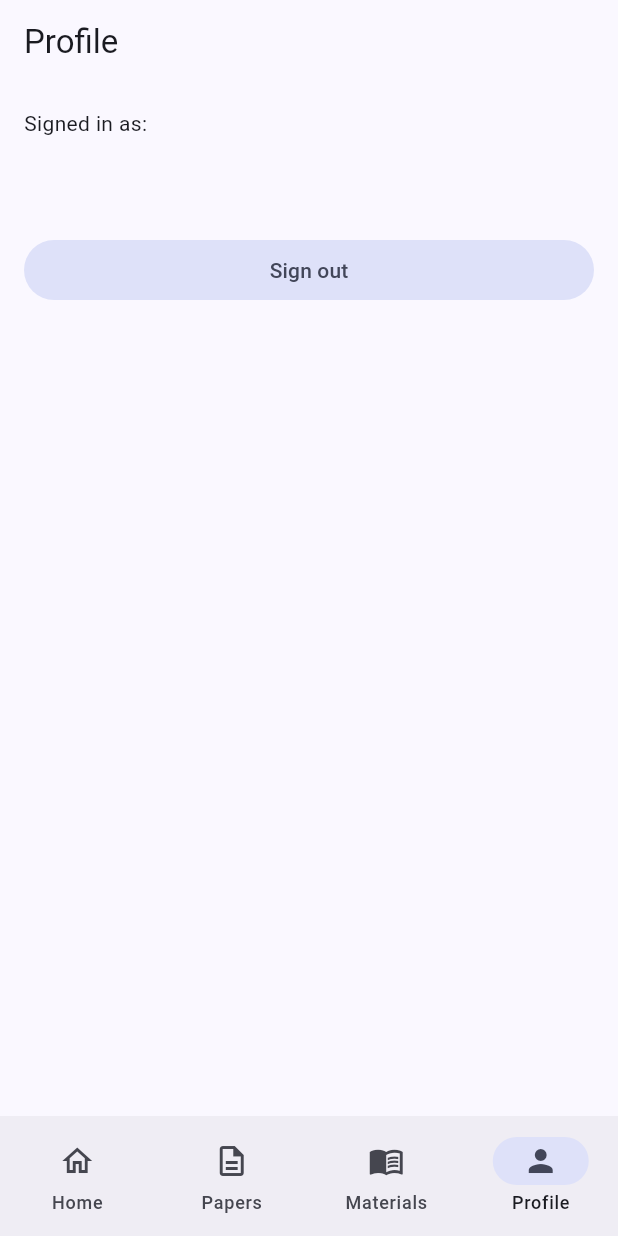
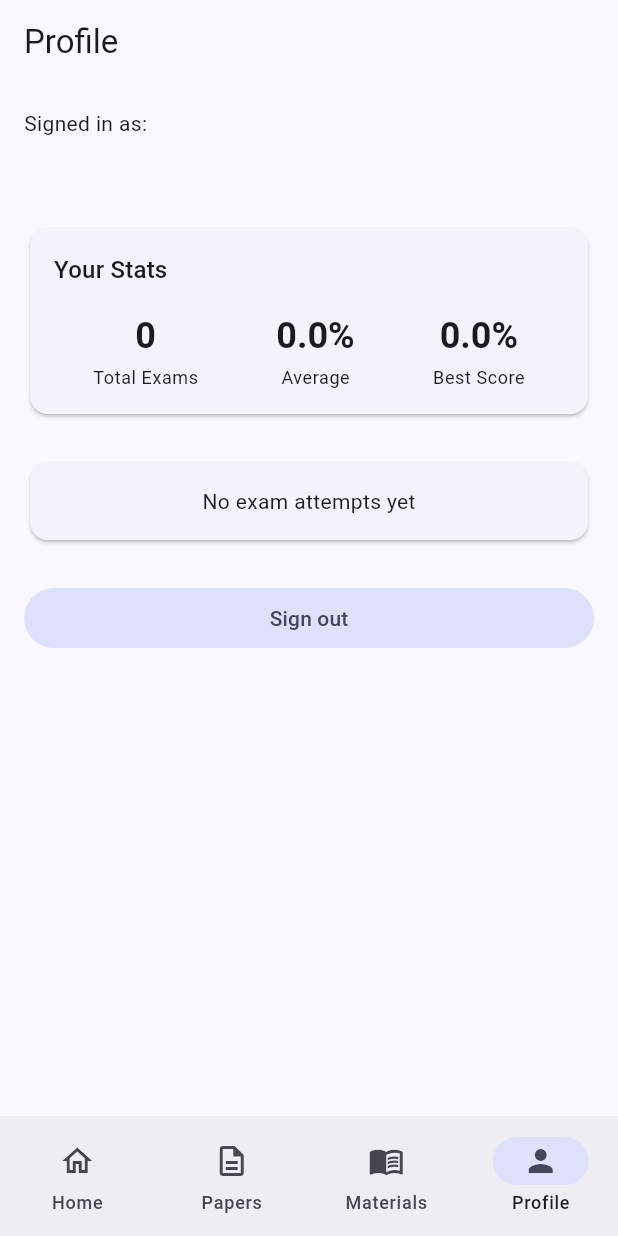
Before and after one commit to MohammedaminSa/testo-app, a Flutter app: the screen it shows once a user with an empty profile is signed in, item 4 of the bottom bar chosen, on a phone screen of 412 x 824 dp. Run offline on Flutter 3.47's test engine with Material 3 defaults, Android fonts, the phone set to English and light mode, and no system bars; our stand-ins replace flutter_riverpod, go_router, supabase_flutter; accounts and stored records are empty.

Commit message:
Update ProfileScreen with stats and attempt history

```diff
--- a/gcse_ace/lib/screens/profile_screen.dart
+++ b/gcse_ace/lib/screens/profile_screen.dart
@@ -1,7 +1,10 @@
 import 'package:flutter/material.dart';
 import 'package:flutter_riverpod/flutter_riverpod.dart';
+import 'package:intl/intl.dart';
 
+import '../models/attempt.dart';
 import '../providers/auth_provider.dart';
+import '../providers/data_provider.dart';
 import '../services/auth_service.dart';
 
 class ProfileScreen extends ConsumerWidget {
@@ -10,6 +13,15 @@ class ProfileScreen extends ConsumerWidget {
   @override
   Widget build(BuildContext context, WidgetRef ref) {
     final user = ref.watch(authStateProvider).value;
+
+    if (user == null) {
+      return const Scaffold(
+        body: Center(child: Text('Not signed in')),
+      );
+    }
+
+    final attemptsAsync = ref.watch(attemptsProvider(user.id));
+
     return Scaffold(
       appBar: AppBar(title: const Text('Profile')),
       body: ListView(
@@ -18,10 +30,22 @@ class ProfileScreen extends ConsumerWidget {
           Text('Signed in as:', style: Theme.of(context).textTheme.bodyMedium),
           const SizedBox(height: 4),
           Text(
-            user?.email ?? 'Unknown',
+            user.email ?? 'Unknown',
             style: Theme.of(context).textTheme.titleLarge,
           ),
-          const SizedBox(height: 32),
+          const SizedBox(height: 24),
+          attemptsAsync.when(
+            loading: () => const Center(child: CircularProgressIndicator()),
+            error: (e, _) => Text('Error: $e'),
+            data: (attempts) => _StatsSection(attempts: attempts),
+          ),
+          const SizedBox(height: 24),
+          attemptsAsync.when(
+            loading: () => const SizedBox.shrink(),
+            error: (e, _) => const SizedBox.shrink(),
+            data: (attempts) => _AttemptHistory(attempts: attempts),
+          ),
+          const SizedBox(height: 24),
           FilledButton.tonal(
             onPressed: () async {
               await AuthService.instance.signOut();
@@ -33,3 +57,191 @@ class ProfileScreen extends ConsumerWidget {
     );
   }
 }
+
+class _StatsSection extends StatelessWidget {
+  final List<Attempt> attempts;
+
+  const _StatsSection({required this.attempts});
+
+  @override
+  Widget build(BuildContext context) {
+    final completedAttempts = attempts.where((a) => a.isCompleted).toList();
+    final totalAttempts = completedAttempts.length;
+
+    double averageScore = 0;
+    if (totalAttempts > 0) {
+      final totalPercentage = completedAttempts.fold<double>(
+        0,
+        (sum, a) => sum + a.percentage,
+      );
+      averageScore = totalPercentage / totalAttempts;
+    }
+
+    final bestScore = totalAttempts > 0
+        ? completedAttempts.map((a) => a.percentage).reduce((a, b) => a > b ? a : b)
+        : 0.0;
+
+    return Card(
+      child: Padding(
+        padding: const EdgeInsets.all(16),
+        child: Column(
+          crossAxisAlignment: CrossAxisAlignment.start,
+          children: [
+            Text(
+              'Your Stats',
+              style: Theme.of(context).textTheme.titleMedium,
+            ),
+            const SizedBox(height: 16),
+            Row(
+              mainAxisAlignment: MainAxisAlignment.spaceAround,
+              children: [
+                _StatItem(
+                  label: 'Total Exams',
+                  value: totalAttempts.toString(),
+                ),
+                _StatItem(
+                  label: 'Average',
+                  value: '${averageScore.toStringAsFixed(1)}%',
+                ),
+                _StatItem(
+                  label: 'Best Score',
+                  value: '${bestScore.toStringAsFixed(1)}%',
+                ),
+              ],
+            ),
+          ],
+        ),
+      ),
+    );
+  }
+}
+
+class _StatItem extends StatelessWidget {
+  final String label;
+  final String value;
+
+  const _StatItem({required this.label, required this.value});
+
+  @override
+  Widget build(BuildContext context) {
+    return Column(
+      children: [
+        Text(
+          value,
+          style: Theme.of(context).textTheme.headlineSmall?.copyWith(
+            fontWeight: FontWeight.bold,
+          ),
+        ),
+        const SizedBox(height: 4),
+        Text(
+          label,
+          style: Theme.of(context).textTheme.bodySmall,
+        ),
+      ],
+    );
+  }
+}
+
+class _AttemptHistory extends StatelessWidget {
+  final List<Attempt> attempts;
+
+  const _AttemptHistory({required this.attempts});
+
+  @override
+  Widget build(BuildContext context) {
+    if (attempts.isEmpty) {
+      return const Card(
+        child: Padding(
+          padding: EdgeInsets.all(16),
+          child: Center(
+            child: Text('No exam attempts yet'),
+          ),
+        ),
+      );
+    }
+
+    return Card(
+      child: Padding(
+        padding: const EdgeInsets.all(16),
+        child: Column(
+          crossAxisAlignment: CrossAxisAlignment.start,
+          children: [
+            Text(
+              'Recent Attempts',
+              style: Theme.of(context).textTheme.titleMedium,
+            ),
+            const SizedBox(height: 12),
+            ...attempts.take(10).map((attempt) => _AttemptTile(attempt: attempt)),
+          ],
+        ),
+      ),
+    );
+  }
+}
+
+class _AttemptTile extends StatelessWidget {
+  final Attempt attempt;
+
+  const _AttemptTile({required this.attempt});
+
+  @override
+  Widget build(BuildContext context) {
+    final dateFormat = DateFormat('MMM d, yyyy');
+    final timeFormat = DateFormat('h:mm a');
+    final date = dateFormat.format(attempt.startedAt);
+    final time = timeFormat.format(attempt.startedAt);
+
+    final Color scoreColor;
+    if (attempt.percentage >= 70) {
+      scoreColor = Colors.green;
+    } else if (attempt.percentage >= 50) {
+      scoreColor = Colors.orange;
+    } else {
+      scoreColor = Colors.red;
+    }
+
+    return Padding(
+      padding: const EdgeInsets.symmetric(vertical: 8),
+      child: Row(
+        children: [
+          Expanded(
+            child: Column(
+              crossAxisAlignment: CrossAxisAlignment.start,
+              children: [
+                Text(
+                  attempt.paperTitle ?? 'Unknown Paper',
+                  style: Theme.of(context).textTheme.bodyLarge,
+                ),
+                const SizedBox(height: 4),
+                Text(
+                  '${attempt.departmentName ?? "Unknown"} • $date at $time',
+                  style: Theme.of(context).textTheme.bodySmall,
+                ),
+              ],
+            ),
+          ),
+          if (attempt.isCompleted)
+            Container(
+              padding: const EdgeInsets.symmetric(horizontal: 12, vertical: 6),
+              decoration: BoxDecoration(
+                color: scoreColor.withValues(alpha: 0.1),
+                borderRadius: BorderRadius.circular(16),
+              ),
+              child: Text(
+                '${attempt.score}/${attempt.totalMarks}',
+                style: TextStyle(
+                  color: scoreColor,
+                  fontWeight: FontWeight.bold,
+                ),
+              ),
+            )
+          else
+            const Text(
+              'Incomplete',
+              style: TextStyle(color: Colors.grey),
+            ),
+        ],
+      ),
+    );
+  }
+}
```
